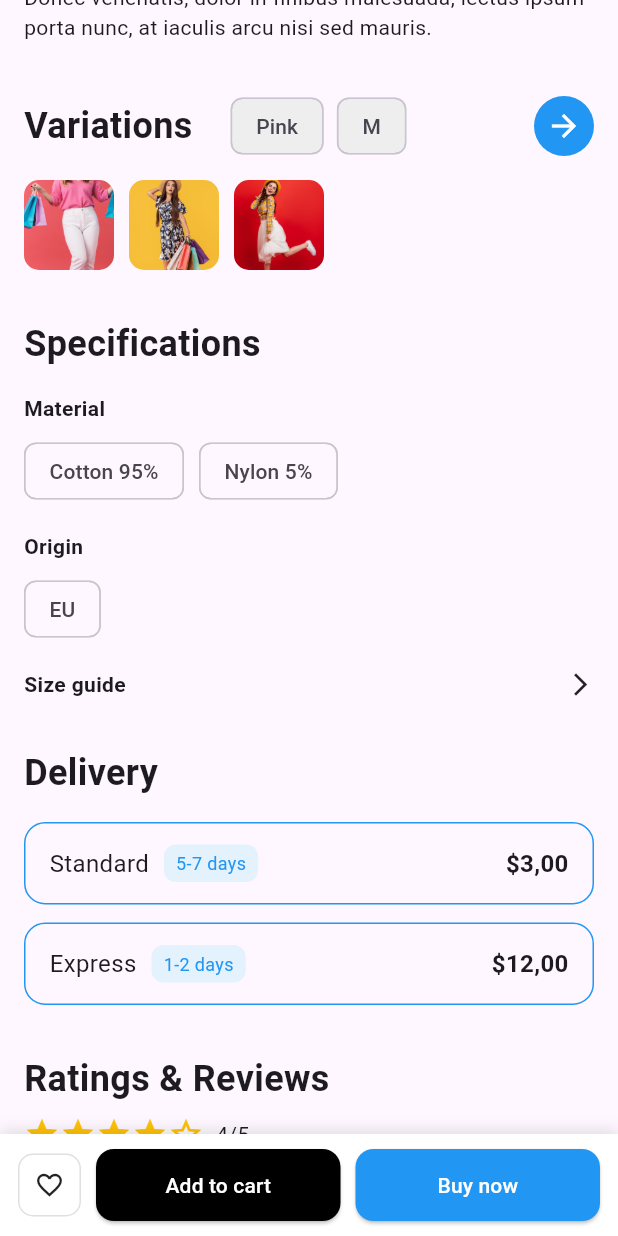
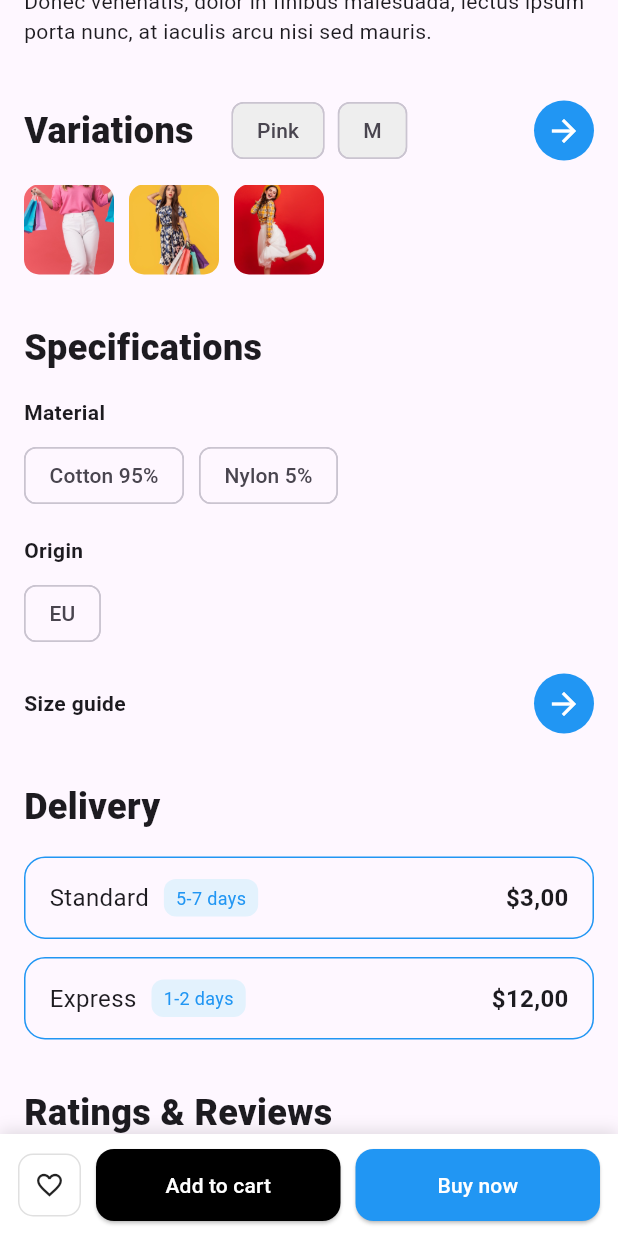
Before and after one commit to BSIT2-AragonIsaiah/full_product_page_aragon, a Flutter app: the screen it shows after launch, scrolled down 576 dp, on a phone screen of 412 x 824 dp. Run offline on Flutter 3.47's test engine with Material 3 defaults, Android fonts, the phone set to English and light mode, and no system bars.

Commit message:
modified:   lib/features/product/presentation/pages/product_page.dart 	modified:   lib/features/product/presentation/widgets/delivery_section.dart 	modified:   lib/features/product/presentation/widgets/horizontal_products.dart 	modified:   lib/features/product/presentation/widgets/price_section.dart 	modified:   lib/features/product/presentation/widgets/review_section.dart 	modified:   lib/features/product/presentation/widgets/specs_section.dart 	modified:   lib/features/product/presentation/widgets/variation_section.dart 	modified:   lib/features/product/presentation/widgets/you_might_like_section.dart

```diff
--- a/lib/features/product/presentation/pages/product_page.dart
+++ b/lib/features/product/presentation/pages/product_page.dart
@@ -31,7 +31,12 @@ class ProductPage extends StatelessWidget {
                   ReviewSection(),
 
                   // ONLY horizontal section
-                  HorizontalProducts(title: "Most Popular"),
+                  HorizontalProducts(
+                    title: "Most Popular",
+                    titleFontSize: 24,
+                    titleFontWeight: FontWeight.w900,
+                  ),
+
 
                   // PART OF vertical scroll
                   YouMightLikeSection(),
--- a/lib/features/product/presentation/widgets/delivery_section.dart
+++ b/lib/features/product/presentation/widgets/delivery_section.dart
@@ -14,7 +14,7 @@ class DeliverySection extends StatelessWidget {
             "Delivery",
             style: TextStyle(
               fontSize: 24,
-              fontWeight: FontWeight.bold,
+              fontWeight: FontWeight.w900,
             ),
           ),
 
--- a/lib/features/product/presentation/widgets/horizontal_products.dart
+++ b/lib/features/product/presentation/widgets/horizontal_products.dart
@@ -2,10 +2,14 @@ import 'package:flutter/material.dart';
 
 class HorizontalProducts extends StatelessWidget {
   final String title;
+  final double titleFontSize;
+  final FontWeight titleFontWeight;
 
   const HorizontalProducts({
     super.key,
     required this.title,
+    this.titleFontSize = 16.0,
+    this.titleFontWeight = FontWeight.bold,
   });
 
   @override
@@ -28,9 +32,9 @@ class HorizontalProducts extends StatelessWidget {
             children: [
               Text(
                 title,
-                style: const TextStyle(
-                  fontSize: 16,
-                  fontWeight: FontWeight.bold,
+                style: TextStyle(
+                  fontSize: titleFontSize,
+                  fontWeight: titleFontWeight,
                 ),
               ),
               const Text(
--- a/lib/features/product/presentation/widgets/price_section.dart
+++ b/lib/features/product/presentation/widgets/price_section.dart
@@ -13,8 +13,8 @@ class PriceSection extends StatelessWidget {
           Row(
             mainAxisAlignment: MainAxisAlignment.spaceBetween,
             children: [
-              const Text("\$17.00",
-                  style: TextStyle(fontSize: 22, fontWeight: FontWeight.bold)),
+              const Text("\$17,00",
+                  style: TextStyle(fontSize: 30, fontWeight: FontWeight.w900)),
               circleArrow(),
             ],
           ),
--- a/lib/features/product/presentation/widgets/review_section.dart
+++ b/lib/features/product/presentation/widgets/review_section.dart
@@ -26,7 +26,7 @@ class ReviewSection extends StatelessWidget {
             "Ratings & Reviews",
             style: TextStyle(
               fontSize: 24,
-              fontWeight: FontWeight.bold,
+              fontWeight: FontWeight.w900,
             ),
           ),
 
--- a/lib/features/product/presentation/widgets/specs_section.dart
+++ b/lib/features/product/presentation/widgets/specs_section.dart
@@ -5,29 +5,29 @@ class SpecsSection extends StatelessWidget {
 
   @override
   Widget build(BuildContext context) {
-    return const Padding(
-      padding: EdgeInsets.all(16),
+    return Padding(
+      padding: const EdgeInsets.all(16),
       child: Column(
         crossAxisAlignment: CrossAxisAlignment.start,
         children: [
-          Text(
+          const Text(
             "Specifications",
             style: TextStyle(
               fontSize: 24,
-              fontWeight: FontWeight.bold,
+              fontWeight: FontWeight.w900,
             ),
           ),
 
-          SizedBox(height: 16),
+          const SizedBox(height: 16),
 
-          Text(
+          const Text(
             "Material",
             style: TextStyle(fontWeight: FontWeight.bold),
           ),
 
-          SizedBox(height: 8),
+          const SizedBox(height: 8),
 
-          Wrap(
+          const Wrap(
             spacing: 10,
             children: [
               Chip(label: Text("Cotton 95%")),
@@ -35,27 +35,27 @@ class SpecsSection extends StatelessWidget {
             ],
           ),
 
-          SizedBox(height: 16),
+          const SizedBox(height: 16),
 
-          Text(
+          const Text(
             "Origin",
             style: TextStyle(fontWeight: FontWeight.bold),
           ),
 
-          SizedBox(height: 8),
+          const SizedBox(height: 8),
 
-          Chip(label: Text("EU")),
+          const Chip(label: Text("EU")),
 
-          SizedBox(height: 16),
+          const SizedBox(height: 16),
 
           Row(
             mainAxisAlignment: MainAxisAlignment.spaceBetween,
             children: [
-              Text(
+              const Text(
                 "Size guide",
                 style: TextStyle(fontWeight: FontWeight.bold),
               ),
-              Icon(Icons.arrow_forward_ios, size: 18),
+              circleArrow(),
             ],
           ),
         ],
@@ -63,3 +63,15 @@ class SpecsSection extends StatelessWidget {
     );
   }
 }
+
+Widget circleArrow() {
+  return Container(
+    width: 40,
+    height: 40,
+    decoration: const BoxDecoration(
+      color: Colors.blue,
+      shape: BoxShape.circle,
+    ),
+    child: const Icon(Icons.arrow_forward, color: Colors.white),
+  );
+}
--- a/lib/features/product/presentation/widgets/variation_section.dart
+++ b/lib/features/product/presentation/widgets/variation_section.dart
@@ -17,7 +17,7 @@ class VariationSection extends StatelessWidget {
                 "Variations",
                 style: TextStyle(
                   fontSize: 24,
-                  fontWeight: FontWeight.bold,
+                  fontWeight: FontWeight.w900,
                 ),
               ),
               Row(
--- a/lib/features/product/presentation/widgets/you_might_like_section.dart
+++ b/lib/features/product/presentation/widgets/you_might_like_section.dart
@@ -22,8 +22,8 @@ class YouMightLikeSection extends StatelessWidget {
           const Text(
             "You Might Like",
             style: TextStyle(
-              fontSize: 30,
-              fontWeight: FontWeight.w800,
+              fontSize: 24,
+              fontWeight: FontWeight.w900,
             ),
           ),
 
```
